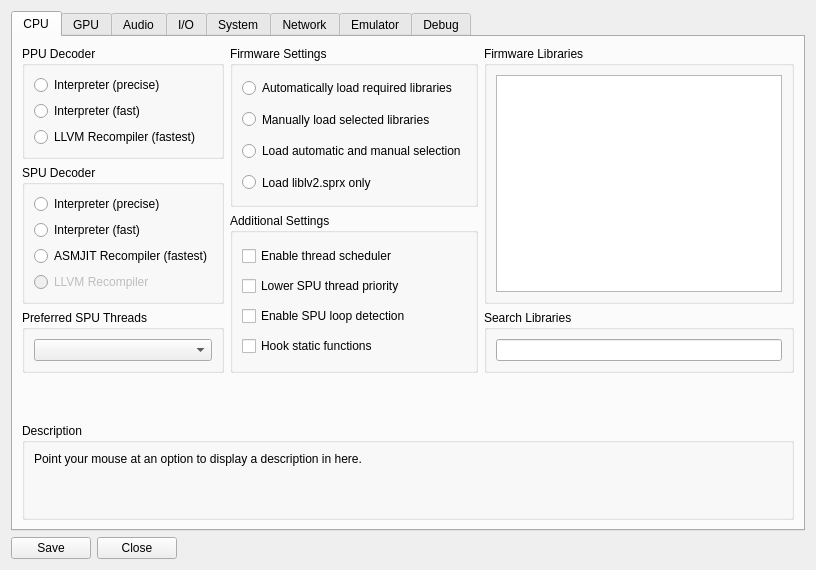
This is rpcs3/rpcs3qt/settings_dialog.ui in RPCS3/rpcs3 as Qt 5 draws it before an edit. The edited form follows.
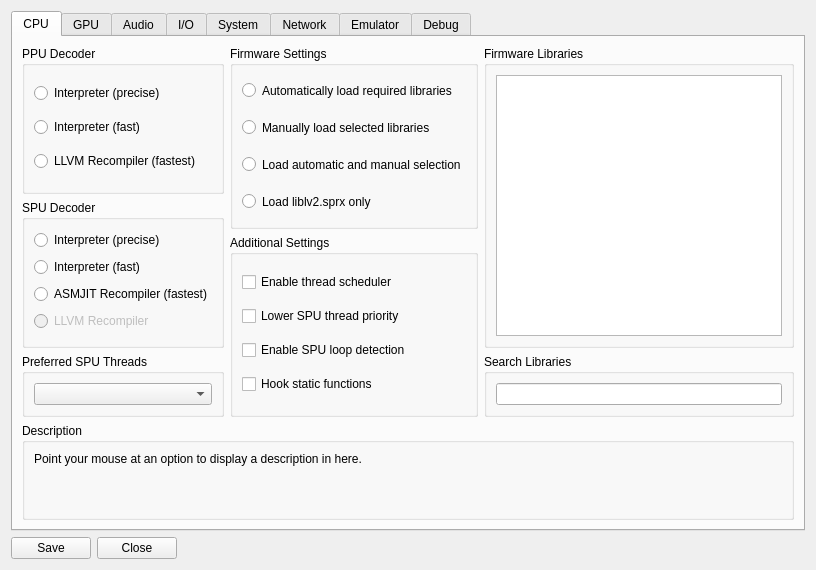
This is the edited form. Icons and pictures are not drawn.

The edit to the form file:
```diff
--- a/rpcs3/rpcs3qt/settings_dialog.ui
+++ b/rpcs3/rpcs3qt/settings_dialog.ui
@@ -42,11 +42,11 @@
       <attribute name="title">
        <string>CPU</string>
       </attribute>
-      <layout class="QVBoxLayout" name="verticalLayout_55">
+      <layout class="QVBoxLayout" name="coreTabLayout" stretch="1,0,0">
        <item>
         <layout class="QHBoxLayout" name="horizontalLayout_2" stretch="1,1,2">
          <item>
-          <layout class="QVBoxLayout" name="verticalLayout_8" stretch="1,1,1">
+          <layout class="QVBoxLayout" name="coreTabLeftLayout" stretch="1,1,0">
            <item>
             <widget class="QGroupBox" name="ppu">
              <property name="title">
```
Left out of the diff: 6 changed lines with no effect on the pictures.
